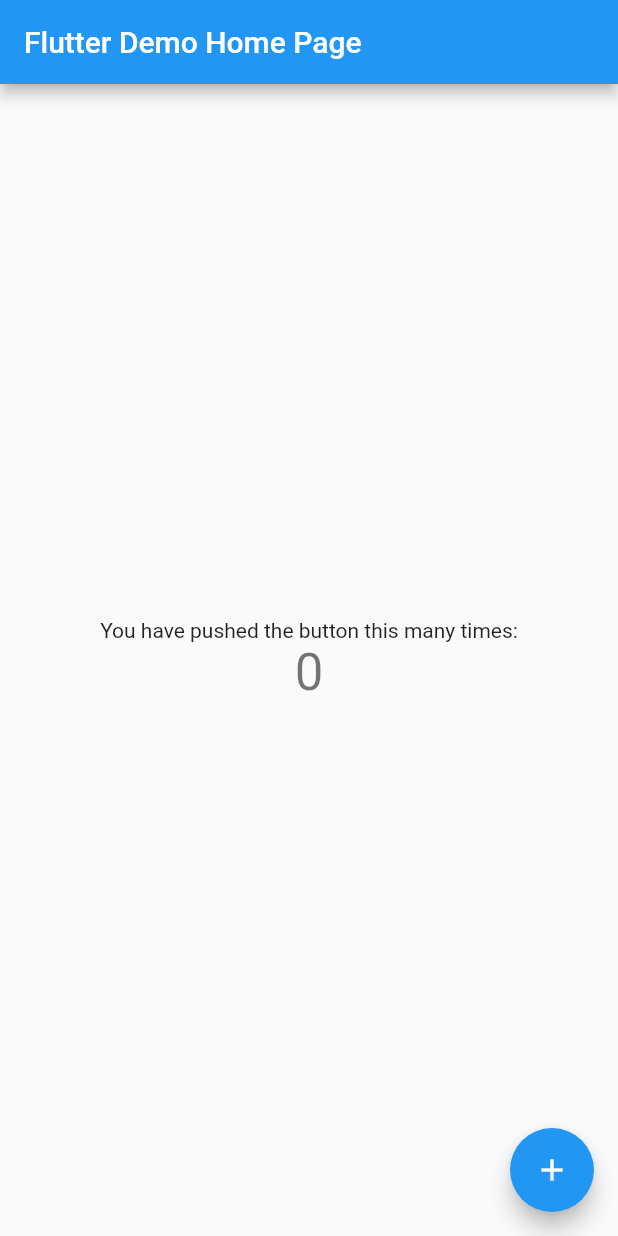
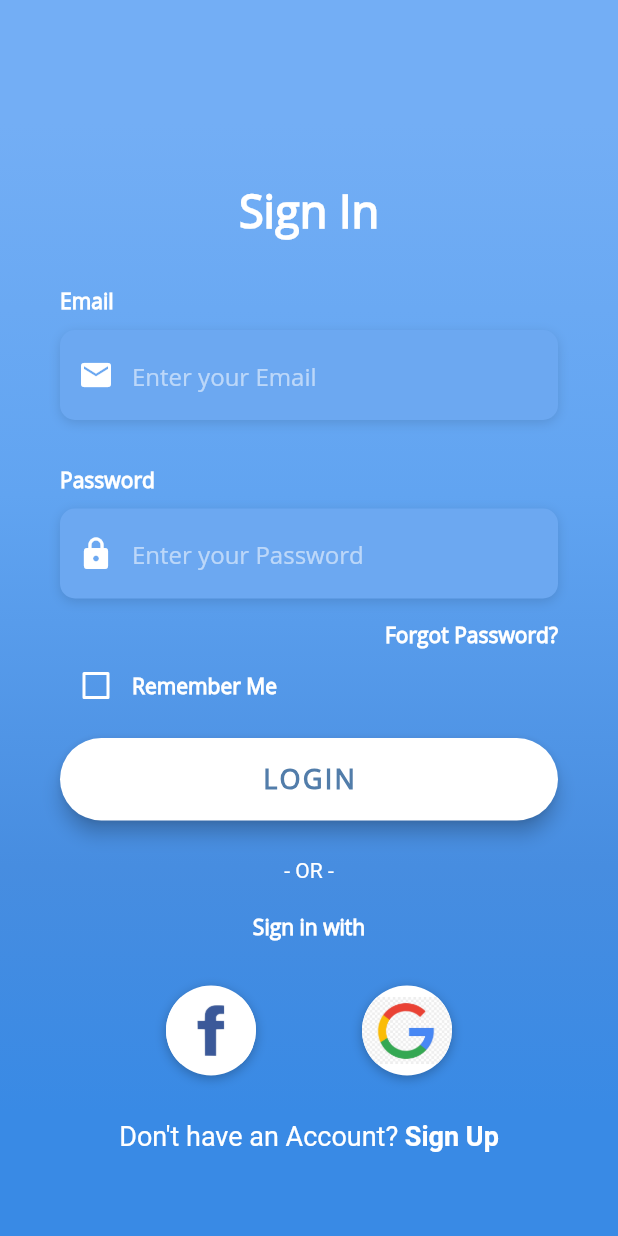
Before and after one commit to GrayHat12/book_donation, a Flutter app: the screen it shows after launch, on a phone screen of 412 x 824 dp. Run offline on Flutter 3.47's test engine with Material 2 defaults, Android fonts, the phone set to English and light mode, and no system bars.

Commit message:
created a login page

```diff
--- a/lib/main.dart
+++ b/lib/main.dart
@@ -1,3 +1,4 @@
+import 'package:book_donation/screens/login.dart';
 import 'package:flutter/material.dart';
 
 void main() => runApp(MyApp());
@@ -7,96 +8,9 @@ class MyApp extends StatelessWidget {
   @override
   Widget build(BuildContext context) {
     return MaterialApp(
-      title: 'Flutter Demo',
-      theme: ThemeData(
-        primarySwatch: Colors.blue,
-      ),
-      home: MyHomePage(title: 'Flutter Demo Home Page'),
+      title: 'Flutter Login UI',
+      debugShowCheckedModeBanner: false,
+      home: LoginScreen(),
     );
   }
 }
-
-class MyHomePage extends StatefulWidget {
-  MyHomePage({Key key, this.title}) : super(key: key);
-
-  // This widget is the home page of your application. It is stateful, meaning
-  // that it has a State object (defined below) that contains fields that affect
-  // how it looks.
-
-  // This class is the configuration for the state. It holds the values (in this
-  // case the title) provided by the parent (in this case the App widget) and
-  // used by the build method of the State. Fields in a Widget subclass are
-  // always marked "final".
-
-  final String title;
-
-  @override
-  _MyHomePageState createState() => _MyHomePageState();
-}
-
-class _MyHomePageState extends State<MyHomePage> {
-  int _counter = 0;
-
-  void _incrementCounter() {
-    setState(() {
-      // This call to setState tells the Flutter framework that something has
-      // changed in this State, which causes it to rerun the build method below
-      // so that the display can reflect the updated values. If we changed
-      // _counter without calling setState(), then the build method would not be
-      // called again, and so nothing would appear to happen.
-      _counter++;
-    });
-  }
-
-  @override
-  Widget build(BuildContext context) {
-    // This method is rerun every time setState is called, for instance as done
-    // by the _incrementCounter method above.
-    //
-    // The Flutter framework has been optimized to make rerunning build methods
-    // fast, so that you can just rebuild anything that needs updating rather
-    // than having to individually change instances of widgets.
-    return Scaffold(
-      appBar: AppBar(
-        // Here we take the value from the MyHomePage object that was created by
-        // the App.build method, and use it to set our appbar title.
-        title: Text(widget.title),
-      ),
-      body: Center(
-        // Center is a layout widget. It takes a single child and positions it
-        // in the middle of the parent.
-        child: Column(
-          // Column is also a layout widget. It takes a list of children and
-          // arranges them vertically. By default, it sizes itself to fit its
-          // children horizontally, and tries to be as tall as its parent.
-          //
-          // Invoke "debug painting" (press "p" in the console, choose the
-          // "Toggle Debug Paint" action from the Flutter Inspector in Android
-          // Studio, or the "Toggle Debug Paint" command in Visual Studio Code)
-          // to see the wireframe for each widget.
-          //
-          // Column has various properties to control how it sizes itself and
-          // how it positions its children. Here we use mainAxisAlignment to
-          // center the children vertically; the main axis here is the vertical
-          // axis because Columns are vertical (the cross axis would be
-          // horizontal).
-          mainAxisAlignment: MainAxisAlignment.center,
-          children: <Widget>[
-            Text(
-              'You have pushed the button this many times:',
-            ),
-            Text(
-              '$_counter',
-              style: Theme.of(context).textTheme.display1,
-            ),
-          ],
-        ),
-      ),
-      floatingActionButton: FloatingActionButton(
-        onPressed: _incrementCounter,
-        tooltip: 'Increment',
-        child: Icon(Icons.add),
-      ), // This trailing comma makes auto-formatting nicer for build methods.
-    );
-  }
-}
--- /dev/null
+++ b/lib/screens/login.dart
@@ -0,0 +1,304 @@
+import 'package:book_donation/utilities/constants.dart';
+import 'package:flutter/cupertino.dart';
+import 'package:flutter/material.dart';
+import 'package:flutter/services.dart';
+
+class LoginScreen extends StatefulWidget {
+  @override
+  _LoginScreenState createState() => _LoginScreenState();
+}
+
+class _LoginScreenState extends State<LoginScreen> {
+  bool _rememberMe = false;
+
+  Widget _buildEmailTF() {
+    return Column(
+      crossAxisAlignment: CrossAxisAlignment.start,
+      children: <Widget>[
+        Text(
+          "Email",
+          style: kLabelStyle,
+        ),
+        SizedBox(height: 10.0),
+        Container(
+          alignment: Alignment.centerLeft,
+          decoration: kBoxDecorationStyle,
+          height: 60.0,
+          child: TextField(
+            keyboardType: TextInputType.emailAddress,
+            style: TextStyle(
+              color: Colors.white,
+              fontFamily: "OpenSans",
+            ),
+            decoration: InputDecoration(
+              border: InputBorder.none,
+              contentPadding: EdgeInsets.only(top: 14.0),
+              prefixIcon: Icon(
+                Icons.email,
+                color: Colors.white,
+              ),
+              hintText: "Enter your Email",
+              hintStyle: kHintTextStyle,
+            ),
+          ),
+        ),
+      ],
+    );
+  }
+
+  Widget _buildPasswordTF() {
+    return Column(
+      crossAxisAlignment: CrossAxisAlignment.start,
+      children: <Widget>[
+        Text(
+          "Password",
+          style: kLabelStyle,
+        ),
+        SizedBox(height: 10.0),
+        Container(
+          alignment: Alignment.centerLeft,
+          decoration: kBoxDecorationStyle,
+          height: 60.0,
+          child: TextField(
+            obscureText: true,
+            style: TextStyle(
+              color: Colors.white,
+              fontFamily: "OpenSans",
+            ),
+            decoration: InputDecoration(
+              border: InputBorder.none,
+              contentPadding: EdgeInsets.only(top: 14.0),
+              prefixIcon: Icon(
+                Icons.lock,
+                color: Colors.white,
+              ),
+              hintText: "Enter your Password",
+              hintStyle: kHintTextStyle,
+            ),
+          ),
+        ),
+      ],
+    );
+  }
+
+  Widget _buildForgotPasswordBtn() {
+    return Container(
+      alignment: Alignment.centerRight,
+      child: FlatButton(
+        onPressed: () => print("Forgot Password Pressed"),
+        padding: EdgeInsets.only(right: 0.0),
+        child: Text(
+          "Forgot Password?",
+          style: kLabelStyle,
+        ),
+      ),
+    );
+  }
+
+  Widget _buildRememberMeCheckbox() {
+    return Container(
+      height: 20.0,
+      child: Row(
+        children: <Widget>[
+          Theme(
+            data: ThemeData(unselectedWidgetColor: Colors.white),
+            child: Checkbox(
+              value: _rememberMe,
+              checkColor: Colors.green,
+              activeColor: Colors.white,
+              onChanged: (value) {
+                setState(() {
+                  _rememberMe = value;
+                });
+              },
+            ),
+          ),
+          Text("Remember Me", style: kLabelStyle),
+        ],
+      ),
+    );
+  }
+
+  Widget _buildLoginBtn() {
+    return Container(
+      padding: EdgeInsets.symmetric(vertical: 25.0),
+      width: double.infinity,
+      child: RaisedButton(
+        elevation: 5.0,
+        onPressed: () => print("Login Button Pressed"),
+        padding: EdgeInsets.all(15.0),
+        shape: RoundedRectangleBorder(
+          borderRadius: BorderRadius.circular(30.0),
+        ),
+        color: Colors.white,
+        child: Text(
+          "LOGIN",
+          style: TextStyle(
+            color: Color(0xFF527DAA),
+            letterSpacing: 1.5,
+            fontSize: 18,
+            fontWeight: FontWeight.bold,
+            fontFamily: "OpenSans",
+          ),
+        ),
+      ),
+    );
+  }
+
+  Widget _buildSignInWithText() {
+    return Column(
+      children: <Widget>[
+        Text(
+          "- OR -",
+          style: TextStyle(
+            color: Colors.white,
+            fontWeight: FontWeight.w400,
+          ),
+        ),
+        SizedBox(height: 20.0),
+        Text(
+          "Sign in with",
+          style: kLabelStyle,
+        ),
+      ],
+    );
+  }
+
+  Widget _buildSocialBtn(Function onTap, AssetImage logo) {
+    return GestureDetector(
+      onTap: onTap,
+      child: Container(
+        height: 60,
+        width: 60,
+        decoration: BoxDecoration(
+          shape: BoxShape.circle,
+          color: Colors.white,
+          boxShadow: [
+            BoxShadow(
+              color: Colors.black26,
+              offset: Offset(0, 2),
+              blurRadius: 6,
+            ),
+          ],
+          image: DecorationImage(
+            image: logo,
+          ),
+        ),
+      ),
+    );
+  }
+
+  Widget _buildSocialBtnRow() {
+    return Padding(
+      padding: EdgeInsets.symmetric(vertical: 30.0),
+      child: Row(
+        mainAxisAlignment: MainAxisAlignment.spaceEvenly,
+        children: <Widget>[
+          _buildSocialBtn(
+            () => print("Facebook Login"),
+            AssetImage("assets/logos/facebook.jpg"),
+          ),
+          _buildSocialBtn(
+            () => print("Google Login"),
+            AssetImage("assets/logos/google.jpg"),
+          ),
+        ],
+      ),
+    );
+  }
+
+  Widget _buildSignUpBtn() {
+    return GestureDetector(
+      onTap: () => print("Sign up button Pressed"),
+      child: RichText(
+        text: TextSpan(
+          children: [
+            TextSpan(
+              text: "Don't have an Account? ",
+              style: TextStyle(
+                color: Colors.white,
+                fontSize: 18,
+                fontWeight: FontWeight.w400,
+              ),
+            ),
+            TextSpan(
+              text: "Sign Up",
+              style: TextStyle(
+                color: Colors.white,
+                fontSize: 18,
+                fontWeight: FontWeight.bold,
+              ),
+            ),
+          ],
+        ),
+      ),
+    );
+  }
+
+  @override
+  Widget build(BuildContext context) {
+    return Scaffold(
+      body: AnnotatedRegion<SystemUiOverlayStyle>(
+        value: SystemUiOverlayStyle.light,
+        child: GestureDetector(
+          onTap: () => FocusScope.of(context).unfocus(),
+          child: Stack(
+            children: <Widget>[
+              Container(
+                height: double.infinity,
+                width: double.infinity,
+                decoration: BoxDecoration(
+                  gradient: LinearGradient(
+                    begin: Alignment.topCenter,
+                    end: Alignment.bottomCenter,
+                    colors: [
+                      Color(0xFF73AEF5),
+                      Color(0xFF61A4F1),
+                      Color(0xFF478DE0),
+                      Color(0xFF398AE5),
+                    ],
+                    stops: [0.1, 0.4, 0.7, 0.9],
+                  ),
+                ),
+              ),
+              Container(
+                height: double.infinity,
+                child: SingleChildScrollView(
+                  physics: AlwaysScrollableScrollPhysics(),
+                  padding: EdgeInsets.symmetric(
+                    horizontal: 40.0,
+                    vertical: 120.0,
+                  ),
+                  child: Column(
+                    mainAxisAlignment: MainAxisAlignment.center,
+                    children: <Widget>[
+                      Text(
+                        "Sign In",
+                        style: TextStyle(
+                          color: Colors.white,
+                          fontFamily: "OpenSans",
+                          fontSize: 30.0,
+                          fontWeight: FontWeight.bold,
+                        ),
+                      ),
+                      SizedBox(height: 30.0),
+                      _buildEmailTF(),
+                      SizedBox(height: 30.0),
+                      _buildPasswordTF(),
+                      _buildForgotPasswordBtn(),
+                      _buildRememberMeCheckbox(),
+                      _buildLoginBtn(),
+                      _buildSignInWithText(),
+                      _buildSocialBtnRow(),
+                      _buildSignUpBtn(),
+                    ],
+                  ),
+                ),
+              ),
+            ],
+          ),
+        ),
+      ),
+    );
+  }
+}
--- /dev/null
+++ b/lib/utilities/constants.dart
@@ -0,0 +1,24 @@
+import 'package:flutter/material.dart';
+
+final kHintTextStyle = TextStyle(
+  color: Colors.white54,
+  fontFamily: 'OpenSans',
+);
+
+final kLabelStyle = TextStyle(
+  color: Colors.white,
+  fontWeight: FontWeight.bold,
+  fontFamily: 'OpenSans',
+);
+
+final kBoxDecorationStyle = BoxDecoration(
+  color: Color(0xFF6CA8F1),
+  borderRadius: BorderRadius.circular(10.0),
+  boxShadow: [
+    BoxShadow(
+      color: Colors.black12,
+      blurRadius: 6.0,
+      offset: Offset(0, 2),
+    ),
+  ],
+);
```
Also changed, not shown: pubspec.yaml (+10 -0 lines), assets/fonts/OpenSans.ttf (added), assets/logos/facebook.jpg (added), assets/logos/google.jpg (added), 1 other file.
